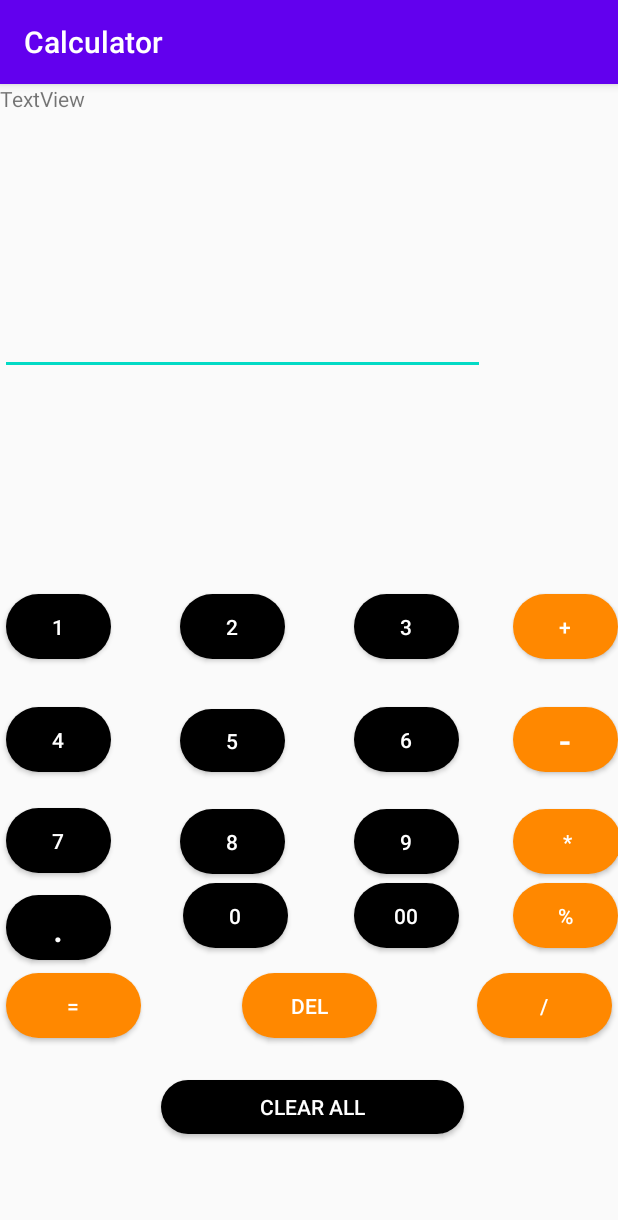
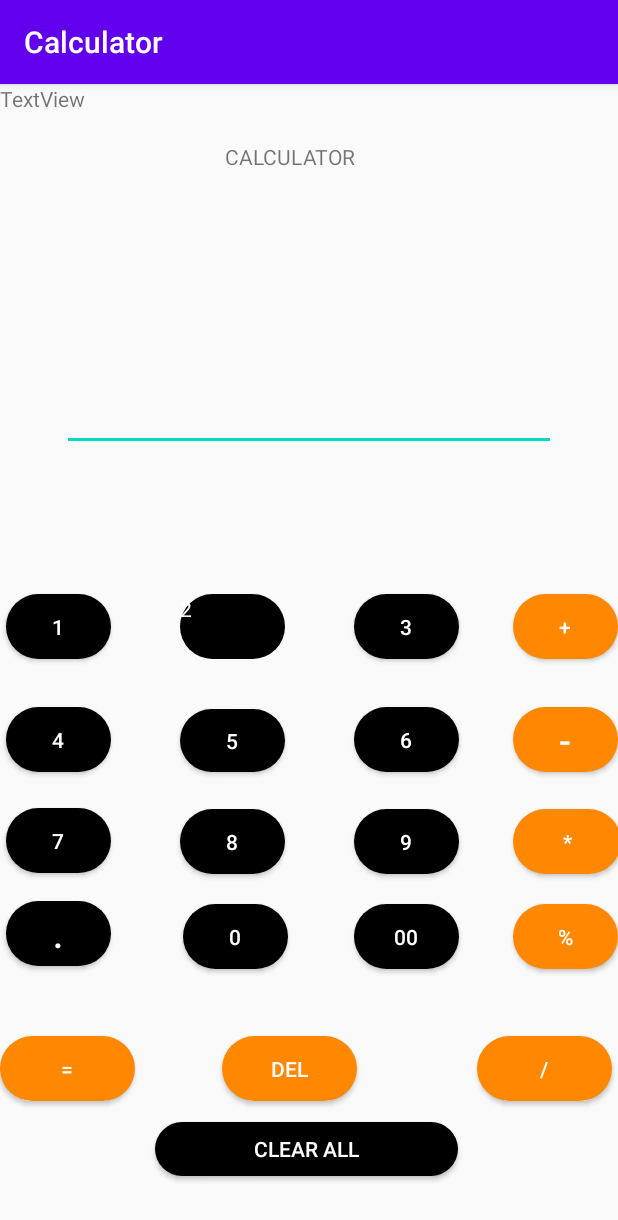
Before and after one commit to cybercrak/calc, an Android app: the screen it shows after launch (MainActivity), on a phone screen of 412 x 824 dp. Shown: the top 1220 px of the screen. Run offline under Robolectric (Android 15) with nearby library versions, the phone set to English and light mode, and no system bars; 2 statements that could not run were skipped.

Commit message:
debug
Signed-off-by: cybercrak <nsarran37@gmail.com>

```diff
--- a/app/src/main/java/com/example/a1stapp/MainActivity.java
+++ b/app/src/main/java/com/example/a1stapp/MainActivity.java
@@ -34,12 +34,13 @@ public class MainActivity extends AppCompatActivity {
         }
     }
 
-    /*protected void runtimePermission() {
+/*   protected void runtimePermission() {
         if (ContextCompat.checkSelfPermission(getApplicationContext(), Manifest.permission.READ_EXTERNAL_STORAGE) != PackageManager.PERMISSION_GRANTED) {
             ActivityCompat.requestPermissions(MainActivity.this, new String[]{Manifest.permission.READ_EXTERNAL_STORAGE}, REQUESTCODE);
         }
     }*/
 
+    @SuppressLint("WrongViewCast")
     @Override
     protected void onCreate(Bundle savedInstanceState) {
         super.onCreate(savedInstanceState);
@@ -235,40 +236,14 @@ public class MainActivity extends AppCompatActivity {
             @Override
             public void onClick(View view) {
                 if (decimal) {
-                    // just for fun :) don't think y here is this
-                } else {
+                    // just for fun :)
+                    // } else {
                     EditText.setText(EditText.getText() + ".");
                     decimal = true;
                 }
             }
         });
-        btnA.setOnClickListener(new View.OnClickListener() {
-            @SuppressLint("SetTextI18n")
-            @Override
-            public void onClick(View view) {                         //Testing....................
-                if (Addition) {
-                    // just for fun :) don't think y here is this
-                } else {
-                    EditText.setText(val1 + val2 + "");
-                    EditText.setText(EditText.getText() + "+");
 
-                    Addition = true;
-                }
-            }
-        });                                                         //Testing...................
-        btnS.setOnClickListener(new View.OnClickListener() {
-            @SuppressLint("SetTextI18n")
-            @Override
-            public void onClick(View view) {                         //Testing....................
-                if (Subtraction) {
-                    EditText.setText(val1 - val2 + "");
-                    Subtraction = false;
-                } else {
-                    EditText.setText(EditText.getText() + "-");
-                    Subtraction = true;
-                }
-            }
-        });                                                         //Testing...................
         btnC.setOnClickListener(new View.OnClickListener() {
             @Override
             public void onClick(View view) {
--- a/app/src/main/res/layout/activity_main.xml
+++ b/app/src/main/res/layout/activity_main.xml
@@ -8,13 +8,15 @@
 
     <EditText
         android:id="@+id/edt"
-        android:layout_width="323dp"
-        android:layout_height="194dp"
+        android:layout_width="329dp"
+        android:layout_height="149dp"
         android:autofillHints=""
         android:inputType=""
-        tools:ignore="LabelFor,MissingConstraints"
-        tools:layout_editor_absoluteX="39dp"
-        tools:layout_editor_absoluteY="67dp" />
+        app:layout_constraintBottom_toTopOf="@+id/btn1"
+        app:layout_constraintEnd_toEndOf="parent"
+        app:layout_constraintStart_toStartOf="parent"
+        app:layout_constraintTop_toTopOf="parent"
+        tools:ignore="LabelFor,MissingConstraints" />
 
 
     <Button
@@ -29,7 +31,7 @@
         app:layout_constraintStart_toStartOf="@+id/btn4"
         app:layout_constraintTop_toTopOf="parent" />
 
-    <Button
+    <TextView
         android:id="@+id/btn2"
         android:layout_width="70dp"
         android:layout_height="43dp"
@@ -145,34 +147,17 @@
         tools:text="@string/displaytext" />
 
     <Button
-        android:id="@+id/btn0"
-        android:layout_width="70dp"
-        android:layout_height="43dp"
-        android:layout_marginStart="2dp"
-        android:layout_marginLeft="2dp"
-        android:layout_marginBottom="8dp"
-        android:background="@drawable/rounded_corners"
-        android:text="@string/_0"
-        android:textColor="@android:color/background_light"
-        app:layout_constraintBottom_toBottomOf="@+id/btnF"
-        app:layout_constraintStart_toEndOf="@+id/btnF"
-        app:layout_constraintStart_toStartOf="@+id/btn8" />
-
-    <Button
         android:id="@+id/btnF"
         android:layout_width="70dp"
         android:layout_height="43dp"
-        android:layout_marginTop="2dp"
         android:layout_marginBottom="2dp"
         android:background="@drawable/rounded_corners"
         android:text="@string/dot"
         android:textAllCaps="true"
         android:textColor="@android:color/background_light"
         android:textSize="24sp"
-        app:layout_constraintBottom_toTopOf="@+id/btnE"
-        app:layout_constraintStart_toStartOf="@+id/btn7"
-        app:layout_constraintTop_toBottomOf="@+id/btn7"
-        app:layout_constraintVertical_bias="0.666" />
+        app:layout_constraintBottom_toBottomOf="@+id/btn0"
+        app:layout_constraintStart_toStartOf="@+id/btn7" />
 
     <Button
         android:id="@+id/btn00"
@@ -201,22 +186,29 @@
         android:id="@+id/btnE"
         android:layout_width="90dp"
         android:layout_height="43dp"
-        android:layout_marginBottom="132dp"
+        android:layout_marginBottom="75dp"
         android:background="@drawable/orangeround_corners"
         android:text="@string/e"
         android:textColor="@android:color/background_light"
         app:layout_constraintBottom_toBottomOf="parent"
-        app:layout_constraintStart_toStartOf="@+id/btnF" />
+        app:layout_constraintEnd_toStartOf="@+id/btnH"
+        app:layout_constraintHorizontal_bias="0.0"
+        app:layout_constraintStart_toStartOf="parent"
+        app:layout_constraintTop_toBottomOf="@+id/btnF"
+        app:layout_constraintVertical_bias="0.76" />
 
     <Button
         android:id="@+id/btnD"
         android:layout_width="90dp"
         android:layout_height="43dp"
+        android:layout_marginEnd="64dp"
+        android:layout_marginRight="64dp"
         android:background="@drawable/orangeround_corners"
         android:text="@string/del"
         android:textColor="@android:color/background_light"
         app:layout_constraintBottom_toBottomOf="@+id/btnE"
         app:layout_constraintEnd_toStartOf="@+id/btnH"
+        app:layout_constraintHorizontal_bias="0.784"
         app:layout_constraintStart_toEndOf="@+id/btnE" />
 
     <Button
@@ -261,8 +253,39 @@
         android:textColor="@android:color/background_light"
         app:layout_constraintBottom_toBottomOf="parent"
         app:layout_constraintEnd_toEndOf="parent"
-        app:layout_constraintHorizontal_bias="0.512"
+        app:layout_constraintHorizontal_bias="0.492"
         app:layout_constraintStart_toStartOf="parent"
-        app:layout_constraintTop_toBottomOf="@+id/btnD" />
+        app:layout_constraintTop_toBottomOf="@+id/btnD"
+        app:layout_constraintVertical_bias="1.0" />
+
+    <Button
+        android:id="@+id/btn0"
+        android:layout_width="70dp"
+        android:layout_height="43dp"
+        android:layout_marginStart="2dp"
+        android:layout_marginLeft="2dp"
+        android:layout_marginTop="20dp"
+        android:background="@drawable/rounded_corners"
+        android:text="@string/_0"
+        android:textColor="@android:color/background_light"
+        app:layout_constraintStart_toEndOf="@+id/btnF"
+        app:layout_constraintStart_toStartOf="@+id/btn8"
+        app:layout_constraintTop_toBottomOf="@+id/btn8" />
+
+    <TextView
+        android:id="@+id/editTextTextPersonName"
+        android:layout_width="wrap_content"
+        android:layout_height="wrap_content"
+        android:layout_marginBottom="686dp"
+        android:ems="10"
+        android:inputType="textPersonName"
+        android:text="@string/calculator"
+        app:layout_constraintBottom_toBottomOf="parent"
+        app:layout_constraintEnd_toEndOf="parent"
+        app:layout_constraintHorizontal_bias="0.595"
+        app:layout_constraintStart_toStartOf="parent"
+        app:layout_constraintTop_toTopOf="parent"
+        app:layout_constraintVertical_bias="0.615"
+        tools:ignore="TextViewEdits" />
 
 </androidx.constraintlayout.widget.ConstraintLayout>
--- a/app/src/main/res/values/strings.xml
+++ b/app/src/main/res/values/strings.xml
@@ -1,6 +1,6 @@
 <resources>
     <string name="app_name">1st app</string>
-    <string name="you_have_been_hacked_if_you_click_the_button">You have been hacked if you click the button!!!!</string>
+    <string name="Welcome">Welcome</string>
     <string name="_1">1</string>
     <string name="textview">TextView</string>
     <string name="_2">2</string>
@@ -24,4 +24,5 @@
     <string name="h">/</string>
     <string name="_9">9</string>
     <string name="clear_all">clear all</string>
+    <string name="calculator">CALCULATOR</string>
 </resources>
```
Also changed, not shown: build.gradle (line endings or trailing spaces).
